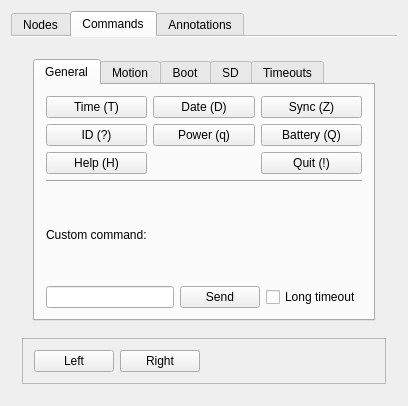
This is source/windowmain.ui in droggen/bs2mgr as Qt 5 draws it before an edit. The edited form follows.
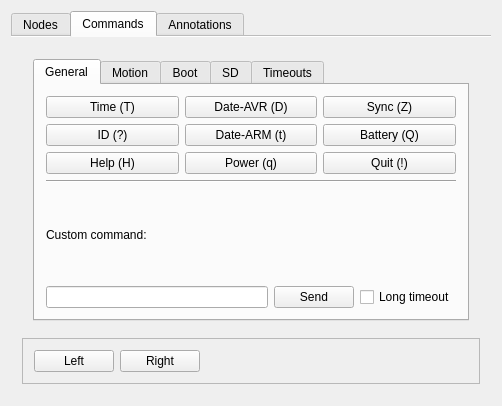
This is the edited form. The open tabs and pages were chosen to show the change. Custom widgets are drawn as their Qt base class.

Commit message: Updated version 1.1 Fixed parsing of CMDOK,CMDINV,CMDERR in some cases Added timestamps on received data Added filtering of ST VCP Added 't' option to handle change in commands.

```diff
--- a/source/windowmain.ui
+++ b/source/windowmain.ui
@@ -6,7 +6,7 @@
    <rect>
     <x>0</x>
     <y>0</y>
-    <width>386</width>
+    <width>467</width>
     <height>406</height>
    </rect>
   </property>
@@ -150,7 +150,14 @@
                 </sizepolicy>
                </property>
                <property name="text">
-                <string>Add all USB</string>
+                <string>Add FTDI USB</string>
+               </property>
+              </widget>
+             </item>
+             <item>
+              <widget class="QPushButton" name="uipbAddAllUSBST">
+               <property name="text">
+                <string>Add ST USB</string>
                </property>
               </widget>
              </item>
@@ -163,7 +170,7 @@
                 </sizepolicy>
                </property>
                <property name="text">
-                <string>Help</string>
+                <string>?</string>
                </property>
               </widget>
              </item>
@@ -234,13 +241,6 @@
                     </property>
                    </widget>
                   </item>
-                  <item row="0" column="1">
-                   <widget class="QPushButton" name="uipbCommandGetDate">
-                    <property name="text">
-                     <string>Date (D)</string>
-                    </property>
-                   </widget>
-                  </item>
                   <item row="1" column="0">
                    <widget class="QPushButton" name="uipbCommandIdentify">
                     <property name="text">
@@ -248,13 +248,6 @@
                     </property>
                    </widget>
                   </item>
-                  <item row="1" column="1">
-                   <widget class="QPushButton" name="uipbCommandGetPower">
-                    <property name="text">
-                     <string>Power (q)</string>
-                    </property>
-                   </widget>
-                  </item>
                   <item row="1" column="2">
                    <widget class="QPushButton" name="uipbCommandGetBat">
                     <property name="text">
@@ -276,6 +269,27 @@
                     </property>
                    </widget>
                   </item>
+                  <item row="2" column="1">
+                   <widget class="QPushButton" name="uipbCommandGetPower">
+                    <property name="text">
+                     <string>Power (q)</string>
+                    </property>
+                   </widget>
+                  </item>
+                  <item row="0" column="1">
+                   <widget class="QPushButton" name="uipbCommandGetDate">
+                    <property name="text">
+                     <string>Date-AVR (D)</string>
+                    </property>
+                   </widget>
+                  </item>
+                  <item row="1" column="1">
+                   <widget class="QPushButton" name="uipbCommangGetDateNew">
+                    <property name="text">
+                     <string>Date-ARM (t)</string>
+                    </property>
+                   </widget>
+                  </item>
                  </layout>
                 </item>
                 <item>
```
The commit also changes 20 other files.
